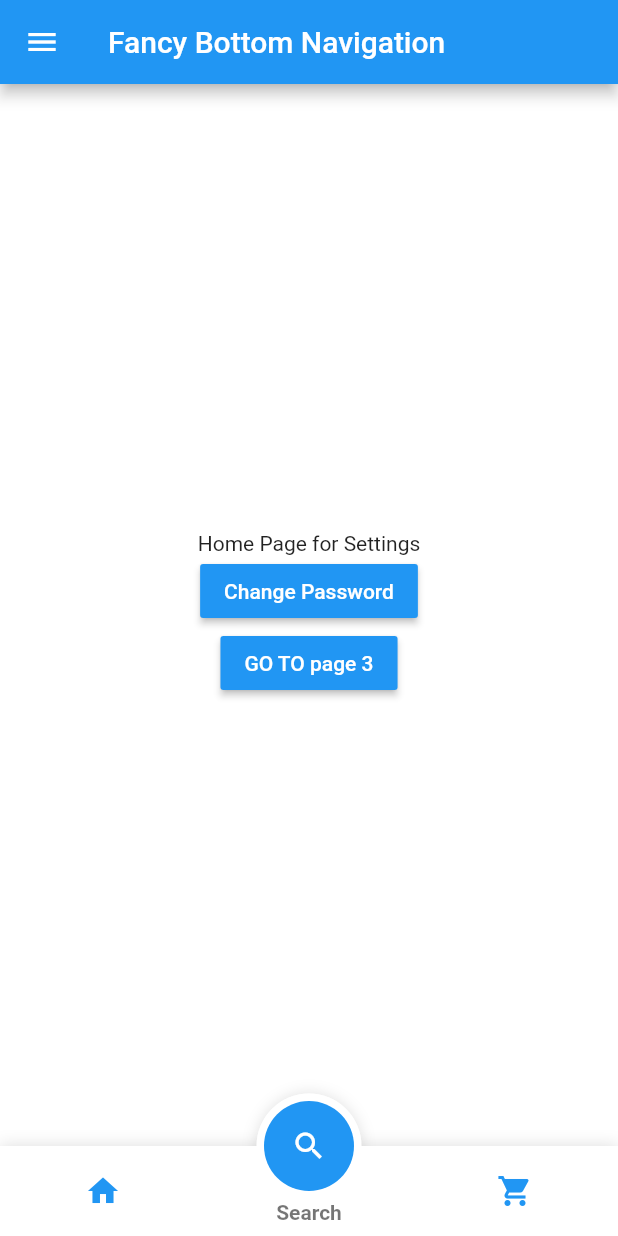
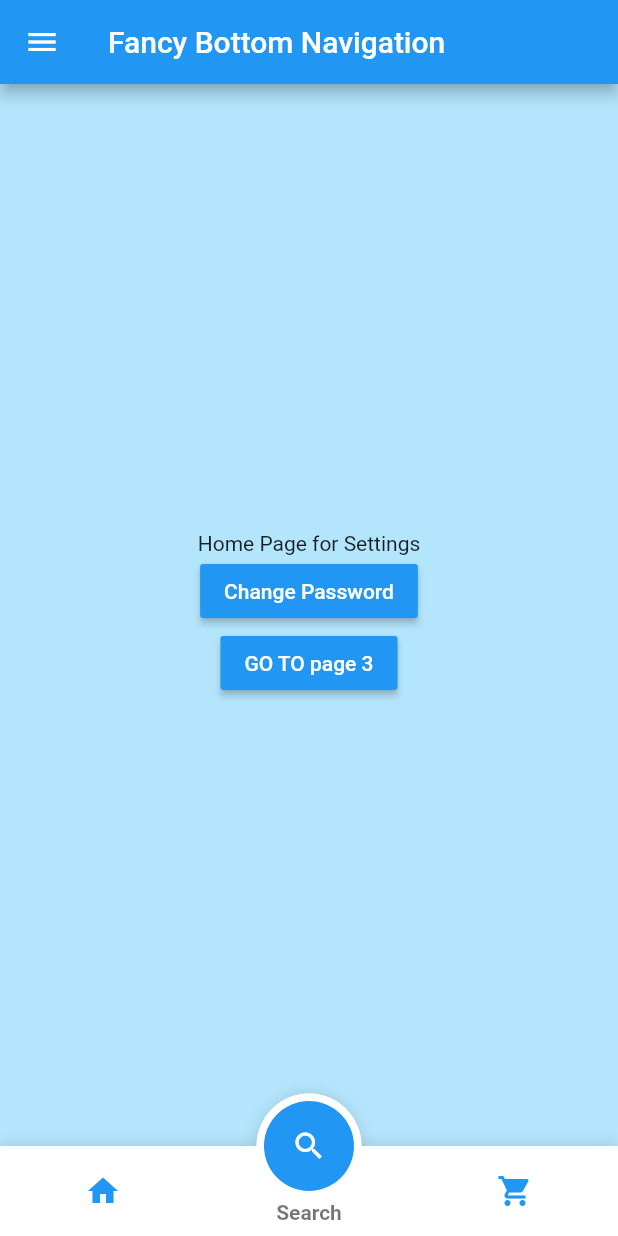
Before and after one commit to YohanWadia/BlogFirestore, a Flutter app: the MySettingsPage screen opened directly, on a phone screen of 412 x 824 dp. Run offline on Flutter 3.47's test engine with Material 2 defaults, Android fonts, the phone set to English and light mode, and no system bars; drawn by our look-alikes of fancy_bottom_navigation; our stand-ins replace badges, cloud_firestore, firebase_auth, flutter_spinkit, fluttertoast; missing offline and left inert: fab_circular_menu; accounts and stored records are empty.

Commit message:
Comp Web

```diff
--- a/lib/settings_pg.dart
+++ b/lib/settings_pg.dart
@@ -21,7 +21,7 @@ class MySettingsPageState extends State<MySettingsPage> {
         title: Text("Fancy Bottom Navigation"),
       ),
       body: Container(
-        decoration: BoxDecoration(color: Colors.white),
+        decoration: BoxDecoration(color: Colors.lightBlue[100]),
         child: Center(
           child: _getPage(currentPage),
         ),
@@ -98,7 +98,6 @@ class MySettingsPageState extends State<MySettingsPage> {
                 Text("Balance", style: TextStyle(fontSize: 24.0),),
               ],
             ),
-
           ],
         ),
       ),
@@ -119,7 +118,7 @@ class MySettingsPageState extends State<MySettingsPage> {
               ),
               color: Theme.of(context).primaryColor,
               onPressed: () {
-                //Navigator.of(context).push(                    MaterialPageRoute(builder: (context) => SecondPage()));
+                //Navigator.of(context).push(MaterialPageRoute(builder: (context) => SecondPage()));
               },
             ),
             RaisedButton(
```
Also changed, not shown: pubspec.lock.
